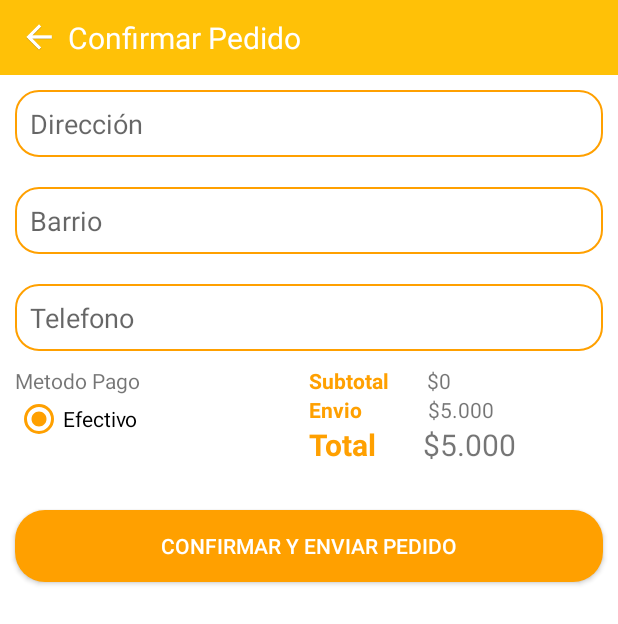
After one commit to brayan0428/domiapp, an Android app: the DatosEnvioActivity screen opened directly, with no data from a screen before it, on a phone screen of 412 x 824 dp. The commit adds this screen. Shown: the top 624 px of the screen. Run offline under Robolectric (Android 15) with nearby library versions, the phone set to English and light mode, and no system bars; 2 statements that could not run were skipped.

Commit message:
Se agrega la vista para confirmar pedidos y se pone a funcionar la opcion para eliminar productos del pedido antes de confirmarlo

```diff
--- a/app/src/main/AndroidManifest.xml
+++ b/app/src/main/AndroidManifest.xml
@@ -11,7 +11,7 @@
         android:roundIcon="@mipmap/ic_launcher_round"
         android:supportsRtl="true"
         android:theme="@style/AppTheme">
-        <activity android:name=".MainActivity"></activity>
+        <activity android:name=".MainActivity" />
         <activity android:name=".MenuActivity" />
         <activity android:name=".LoginActivity">
             <intent-filter>
@@ -20,7 +20,8 @@
                 <category android:name="android.intent.category.LAUNCHER" />
             </intent-filter>
         </activity>
-        <activity android:name=".VerPedidoActivity"></activity>
+        <activity android:name=".VerPedidoActivity" />
+        <activity android:name=".DatosEnvioActivity"></activity>
     </application>
 
 </manifest>
--- /dev/null
+++ b/app/src/main/java/cua/domiapp/com/domiapp/DatosEnvioActivity.java
@@ -0,0 +1,39 @@
+package cua.domiapp.com.domiapp;
+
+import android.content.Intent;
+import android.support.v7.app.AppCompatActivity;
+import android.os.Bundle;
+import android.widget.TextView;
+
+import java.util.ArrayList;
+
+import cua.domiapp.com.domiapp.Adapters.VerPedidoAdapter;
+import cua.domiapp.com.domiapp.POJOS.CarritoCompras;
+import cua.domiapp.com.domiapp.POJOS.Variables;
+
+public class DatosEnvioActivity extends AppCompatActivity {
+    ArrayList<CarritoCompras> carrito;
+    TextView tvTotal_Pedido,
+            tvTotalEnvio,
+            tvSubtotalPedido;
+    @Override
+    protected void onCreate(Bundle savedInstanceState) {
+        super.onCreate(savedInstanceState);
+        setContentView(R.layout.activity_datos_envio);
+        tvSubtotalPedido = findViewById(R.id.tvSubtotalPedido);
+        tvTotalEnvio = findViewById(R.id.tvValorEnvio);
+        tvTotal_Pedido = findViewById(R.id.tvTotal_Pedido);
+        carrito = VerPedidoAdapter.carritoCompras;
+        sumatoriaTotal();
+    }
+
+    public void sumatoriaTotal(){
+        double valor_Total = 0;
+        for (CarritoCompras carrito: carrito) {
+            valor_Total += carrito.getValor();
+        }
+        tvSubtotalPedido.setText(Variables.formatearPrecio(valor_Total));
+        tvTotalEnvio.setText(Variables.formatearPrecio(5000));
+        tvTotal_Pedido.setText(Variables.formatearPrecio(valor_Total + 5000));
+    }
+}
--- a/app/src/main/java/cua/domiapp/com/domiapp/MenuActivity.java
+++ b/app/src/main/java/cua/domiapp/com/domiapp/MenuActivity.java
@@ -39,7 +39,7 @@ public class MenuActivity extends AppCompatActivity {
     ImageView back,logo;
     String codigoNegocio = "";
     ProgressBar progressBarMenu;
-    Button procesarCompra;
+    public static Button procesarCompra;
 
     ArrayList<Menu> listMenu;
     ArrayList<Producto> listProducto;
@@ -79,7 +79,7 @@ public class MenuActivity extends AppCompatActivity {
                     .into(logo);
             nombre.setText(datos.getString("pNombre"));
             categoria.setText(datos.getString("pCategoria"));
-            costoenvio.setText(datos.getString("pCostoEnvio"));
+            costoenvio.setText(Variables.formatearPrecio(Integer.parseInt(datos.getString("pCostoEnvio"))) );
             tiempoentrega.setText(datos.getString("pTiempoEntrega"));
             codigoNegocio = datos.getString("pCodigo");
         }
--- /dev/null
+++ b/app/src/main/res/drawable/desing_editext.xml
@@ -0,0 +1,10 @@
+<?xml version="1.0" encoding="utf-8"?>
+<selector xmlns:android="http://schemas.android.com/apk/res/android">
+    <item>
+        <shape>
+            <solid android:color="@color/colorWhite"></solid>
+            <corners android:radius="15dp"></corners>
+            <stroke android:width="1dp" android:color="@color/colorPrimaryDark"></stroke>
+        </shape>
+    </item>
+</selector>
--- /dev/null
+++ b/app/src/main/res/layout/activity_datos_envio.xml
@@ -0,0 +1,162 @@
+<?xml version="1.0" encoding="utf-8"?>
+<LinearLayout
+    android:background="@color/colorWhite"
+    xmlns:android="http://schemas.android.com/apk/res/android"
+    android:orientation="vertical"
+    xmlns:tools="http://schemas.android.com/tools"
+    android:layout_width="match_parent"
+    android:layout_height="match_parent"
+    tools:context=".DatosEnvioActivity">
+
+    <android.support.v7.widget.Toolbar
+        android:background="@color/colorPrimary"
+        android:layout_width="match_parent"
+        android:layout_height="50dp">
+        <ImageView
+            android:id="@+id/imgBackConfirmar"
+            android:layout_width="20dp"
+            android:layout_height="20dp"
+            android:src="@drawable/back_white"/>
+        <TextView
+            android:textSize="20dp"
+            android:textColor="@color/colorWhite"
+            android:layout_marginLeft="25dp"
+            android:text="Confirmar Pedido"
+            android:layout_width="wrap_content"
+            android:layout_height="wrap_content" />
+    </android.support.v7.widget.Toolbar>
+
+    <EditText
+        android:hint="Dirección"
+        android:padding="10dp"
+        android:layout_margin="10dp"
+        android:background="@drawable/desing_editext"
+        android:layout_width="match_parent"
+        android:layout_height="wrap_content" />
+    <EditText
+        android:hint="Barrio"
+        android:padding="10dp"
+        android:layout_margin="10dp"
+        android:background="@drawable/desing_editext"
+        android:layout_width="match_parent"
+        android:layout_height="wrap_content" />
+    <EditText
+        android:hint="Telefono"
+        android:padding="10dp"
+        android:layout_margin="10dp"
+        android:background="@drawable/desing_editext"
+        android:layout_width="match_parent"
+        android:layout_height="wrap_content" />
+    <LinearLayout
+        android:orientation="horizontal"
+        android:weightSum="2"
+        android:layout_width="match_parent"
+        android:layout_height="wrap_content">
+
+        <LinearLayout
+            android:orientation="vertical"
+            android:layout_weight="1"
+            android:layout_width="0dp"
+            android:layout_height="match_parent">
+            <TextView
+                android:layout_marginHorizontal="10dp"
+                android:text="Metodo Pago"
+                android:layout_width="wrap_content"
+                android:layout_height="wrap_content" />
+            <RadioGroup
+                android:layout_marginHorizontal="10dp"
+                android:layout_width="wrap_content"
+                android:layout_height="wrap_content">
+
+                <RadioButton
+                    android:layout_width="wrap_content"
+                    android:layout_height="wrap_content"
+                    android:buttonTint="@color/colorPrimaryDark"
+                    android:checked="true"
+                    android:text="Efectivo" />
+            </RadioGroup>
+        </LinearLayout>
+        <LinearLayout
+            android:layout_weight="1"
+            android:layout_width="0dp"
+            android:layout_height="match_parent">
+            <LinearLayout
+                android:layout_width="0dp"
+                android:layout_height="wrap_content"
+                android:layout_weight="1"
+                android:gravity="center"
+                android:orientation="vertical">
+
+                <LinearLayout
+                    android:layout_width="match_parent"
+                    android:layout_height="wrap_content"
+                    android:orientation="horizontal">
+
+                    <TextView
+                        android:textColor="@color/colorPrimaryDark"
+                        android:textStyle="bold"
+                        android:layout_width="wrap_content"
+                        android:layout_height="wrap_content"
+                        android:layout_marginRight="25dp"
+                        android:text="Subtotal" />
+
+                    <TextView
+                        android:id="@+id/tvSubtotalPedido"
+                        android:layout_width="wrap_content"
+                        android:layout_height="wrap_content"
+                        android:text="Subtotal" />
+                </LinearLayout>
+
+                <LinearLayout
+                    android:layout_width="match_parent"
+                    android:layout_height="wrap_content"
+                    android:orientation="horizontal">
+
+                    <TextView
+                        android:textColor="@color/colorPrimaryDark"
+                        android:textStyle="bold"
+                        android:layout_width="wrap_content"
+                        android:layout_height="wrap_content"
+                        android:layout_marginRight="44dp"
+                        android:text="Envio" />
+
+                    <TextView
+                        android:id="@+id/tvValorEnvio"
+                        android:layout_width="wrap_content"
+                        android:layout_height="wrap_content"
+                        android:text="Subtotal" />
+                </LinearLayout>
+
+                <LinearLayout
+                    android:layout_width="match_parent"
+                    android:layout_height="wrap_content"
+                    android:orientation="horizontal">
+
+                    <TextView
+                        android:textSize="20dp"
+                        android:textColor="@color/colorPrimaryDark"
+                        android:textStyle="bold"
+                        android:layout_width="wrap_content"
+                        android:layout_height="wrap_content"
+                        android:layout_marginRight="31dp"
+                        android:text="Total" />
+
+                    <TextView
+                        android:textSize="20dp"
+                        android:id="@+id/tvTotal_Pedido"
+                        android:layout_width="wrap_content"
+                        android:layout_height="wrap_content"
+                        android:text="Subtotal" />
+                </LinearLayout>
+            </LinearLayout>
+        </LinearLayout>
+    </LinearLayout>
+    <Button
+        android:layout_marginHorizontal="10dp"
+        android:layout_marginTop="30dp"
+        android:textColor="@color/colorWhite"
+        android:background="@drawable/rounded_corners"
+        android:layout_width="match_parent"
+        android:layout_height="wrap_content"
+        android:text="Confirmar y enviar pedido"/>
+</LinearLayout>
--- a/app/src/main/res/layout/activity_main.xml
+++ b/app/src/main/res/layout/activity_main.xml
@@ -35,11 +35,14 @@
 
     </android.support.v7.widget.Toolbar>
     <EditText
+        android:background="@drawable/desing_editext"
         android:id="@+id/filtroNegocio"
         android:defaultFocusHighlightEnabled="false"
         android:drawableLeft="@drawable/search"
         android:drawablePadding="20dp"
-        android:padding="20dp"
+        android:layout_marginHorizontal="7dp"
+        android:layout_marginVertical="5dp"
+        android:padding="10dp"
         android:layout_width="match_parent"
         android:layout_height="wrap_content"
         android:hint="Buscar"/>
```
Also changed, not shown: app/src/main/java/cua/domiapp/com/domiapp/Adapters/VerPedidoAdapter.java (+36 -2 lines), app/src/main/java/cua/domiapp/com/domiapp/POJOS/Pedido_Enc.java (added, +77 -0 lines), app/src/main/java/cua/domiapp/com/domiapp/VerPedidoActivity.java (+33 -1 lines), app/src/main/res/layout/activity_ver_pedido.xml (+9 -12 lines).
